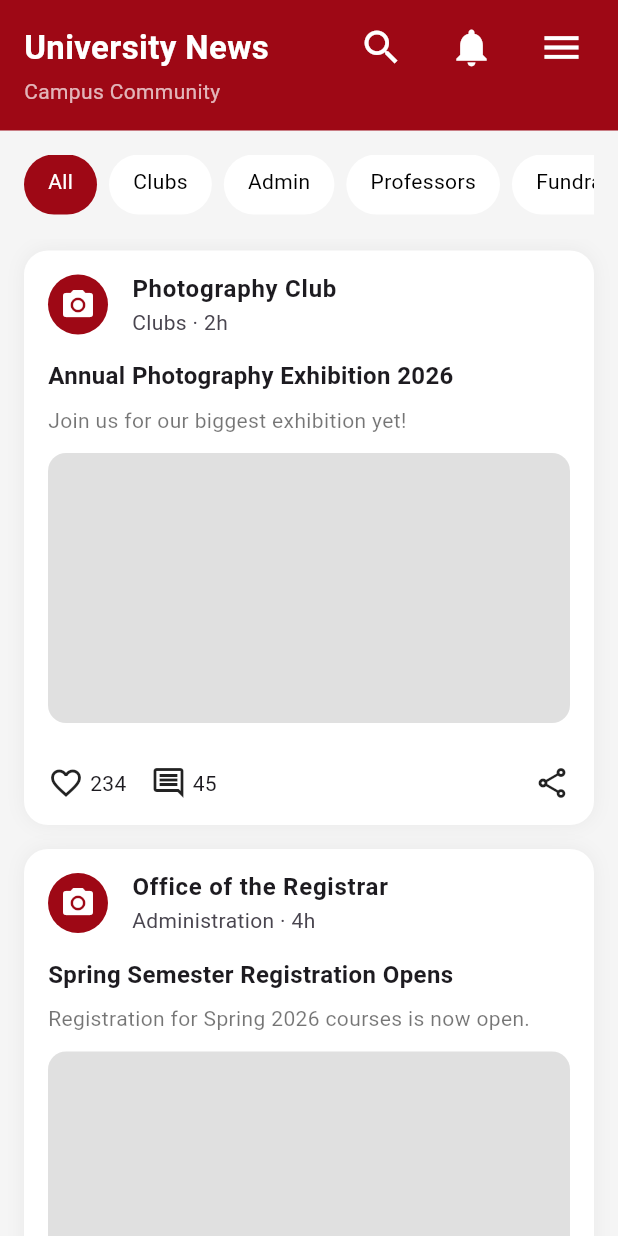
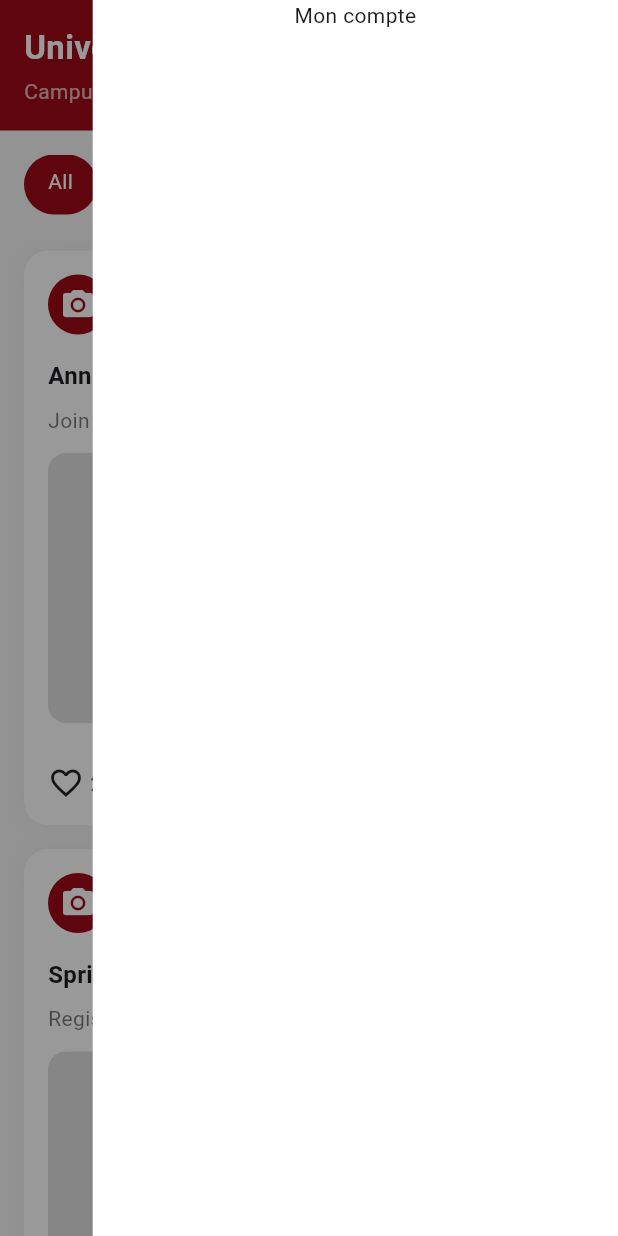
Before and after one commit to ademmhadhraoui-blip/enstab_house_pfa, a Flutter app: the HomeFeedScreen screen opened directly, after a tap on the "menu" icon, on a phone screen of 412 x 824 dp. Run offline on Flutter 3.47's test engine with Material 3 defaults, Android fonts, the phone set to English and light mode, and no system bars; missing offline and left inert: msh_checkbox.

Commit message:
update in 29/01/2026

```diff
--- a/lib/screens/home_feed_screen.dart
+++ b/lib/screens/home_feed_screen.dart
@@ -1,4 +1,5 @@
 import 'package:flutter/material.dart';
+import 'package:enstabhouse/screens/menu_button.dart';
 
 class HomeFeedScreen extends StatelessWidget {
   const HomeFeedScreen({super.key});
@@ -24,10 +25,32 @@ class HomeFeedScreen extends StatelessWidget {
       comments: 30,
     ),
   ];
+  void _openMenuOverlay(context){
+    showGeneralDialog(context: context,
+      barrierDismissible: true ,
+      barrierLabel: "Menu" ,
+      barrierColor: Colors.black.withOpacity(0.4),
+      transitionDuration: const Duration(milliseconds: 300) ,
+      pageBuilder: (context, animation, secondaryAnimation) {
+        return const MenuOverlay();
+      },
+      transitionBuilder: (context, animation, secondaryAnimation, child) {
+        final tween = Tween(
+          begin: const Offset(1, 0),
+          end: Offset.zero,
+        ).chain(CurveTween(curve: Curves.easeOutCubic));
+
+        return SlideTransition(
+          position: animation.drive(tween),
+          child: child,
+        );
+      },
+
+    ) ;
+  }
 
   @override
   Widget build(BuildContext context) {
-
     return Scaffold(
       backgroundColor: Colors.grey[100],
       body: SafeArea(
@@ -74,6 +97,7 @@ class HomeFeedScreen extends StatelessWidget {
                       GestureDetector(
                         onTap: (){
                           //MENU
+                          _openMenuOverlay(context) ;
                         },
                         child: Icon(Icons.menu ,
                         color: Colors.white,
@@ -292,3 +316,27 @@ class PostCard extends StatelessWidget {
     );
   }
 }
+class MenuOverlay extends StatelessWidget {
+  const MenuOverlay({super.key});
+
+  @override
+  Widget build(BuildContext context) {
+    return Align(
+      alignment: Alignment.centerRight,
+        child:  FractionallySizedBox(
+        widthFactor: 0.85,
+        child: Material(
+          color: Colors.white,
+          child: SafeArea(
+            child: Column(
+              children: [
+                Text("Mon compte"),
+              ],
+            ),
+          ),
+        ),
+        ),
+        );
+
+  }
+}
--- a/lib/screens/menu_button.dart
+++ b/lib/screens/menu_button.dart
@@ -0,0 +1,10 @@
+import 'package:flutter/material.dart';
+
+class MenuButton extends StatelessWidget {
+  const MenuButton({super.key});
+
+  @override
+  Widget build(BuildContext context) {
+    return const Placeholder();
+  }
+}
```
